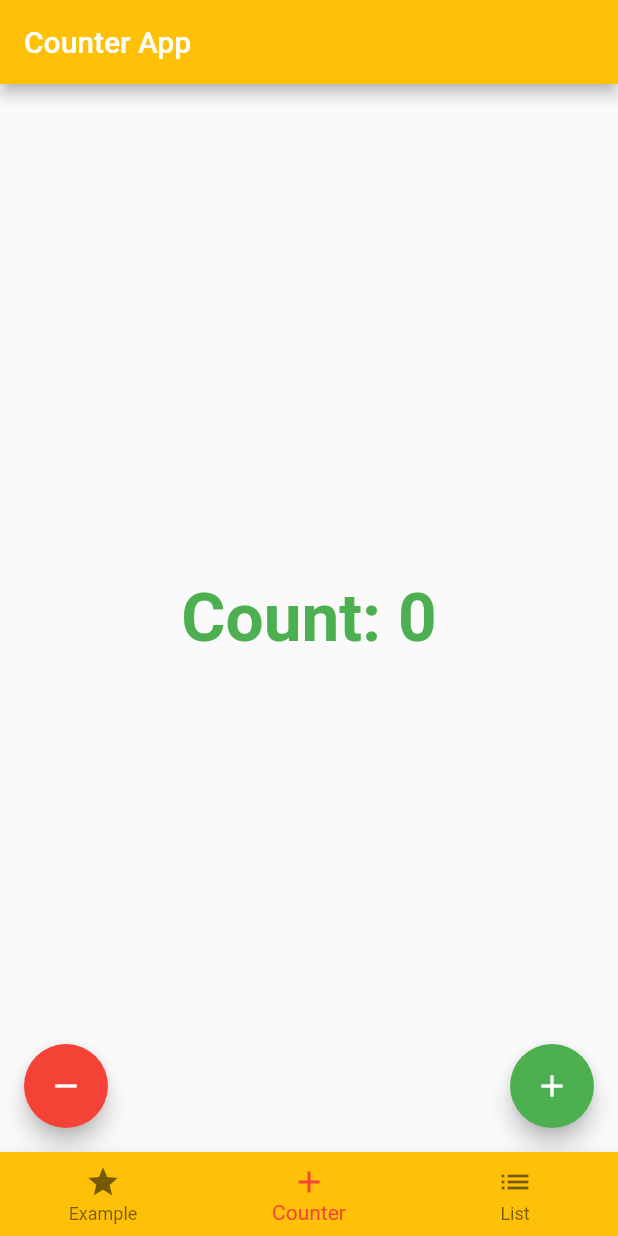
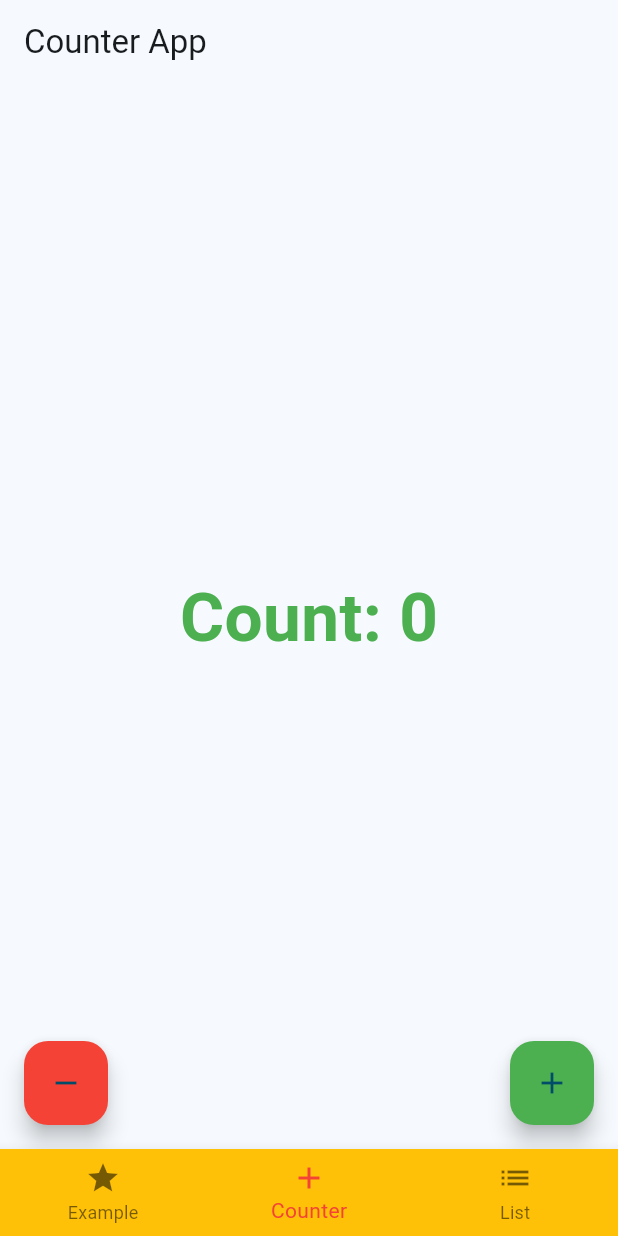
Before and after one commit to yeonblue/FlutterPractice, a Flutter app: the screen it shows after launch, item 2 of the bottom bar chosen, on a phone screen of 412 x 824 dp. Run offline on Flutter 3.47's test engine with Material 2 defaults, Android fonts, the phone set to English and light mode, and no system bars; network calls fail.

Commit message:
add apptheme

```diff
--- a/FlutterBasics/lib/main.dart
+++ b/FlutterBasics/lib/main.dart
@@ -5,6 +5,7 @@ import 'package:flutterbasics/presentation/navigation_screen.dart/screen_one.dar
 import 'package:flutterbasics/presentation/navigation_screen.dart/screen_two.dart';
 import 'package:flutterbasics/presentation/widgets_example/example_screen.dart';
 import 'package:flutterbasics/root_bottom_navigation.dart';
+import 'package:flutterbasics/theme.dart';
 
 void main() {
   runApp(const MyApp());
@@ -19,9 +20,9 @@ class MyApp extends StatelessWidget {
 
     return MaterialApp(
       title: 'Flutter Demo',
-      theme: ThemeData(
-        appBarTheme: const AppBarTheme(backgroundColor: Colors.amber),
-      ),
+      themeMode: ThemeMode.system,
+      theme: Apptheme.lightTheme,
+      darkTheme: Apptheme.darkTheme,
       debugShowCheckedModeBanner: false, // 우측 상단 디버그 사라지게
       home: const RootBottomNavigation(),
       routes: <String, WidgetBuilder> {
--- a/FlutterBasics/lib/presentation/widgets_example/widget/custom_image.dart
+++ b/FlutterBasics/lib/presentation/widgets_example/widget/custom_image.dart
@@ -21,8 +21,8 @@ final String country;
   Widget build(BuildContext context) {
     return Container(
       decoration: BoxDecoration(
-
-          color: Colors.tealAccent, borderRadius: BorderRadius.circular(16)),
+          color: Theme.of(context).colorScheme.primaryContainer, // light, dark 테마에 따라 색 변경 됨
+          borderRadius: BorderRadius.circular(16)),
       child: Column(
         children: [
           Stack(
--- /dev/null
+++ b/FlutterBasics/lib/theme.dart
@@ -0,0 +1,23 @@
+import 'package:flutter/material.dart';
+
+class Apptheme {
+  Apptheme._();
+
+  static const _primaryColor = Colors.lightBlueAccent;
+  static const _primaryColorDark = Colors.lightGreenAccent;
+
+  static final ThemeData lightTheme = ThemeData(
+      useMaterial3: true,
+      colorScheme: ColorScheme.fromSeed(
+        seedColor: _primaryColor,
+        brightness: Brightness.light,
+      ));
+  static final ThemeData darkTheme = ThemeData(
+    useMaterial3: true,
+      colorScheme: ColorScheme.fromSeed(
+        seedColor: _primaryColorDark,
+      )
+  );
+
+
+}
```
